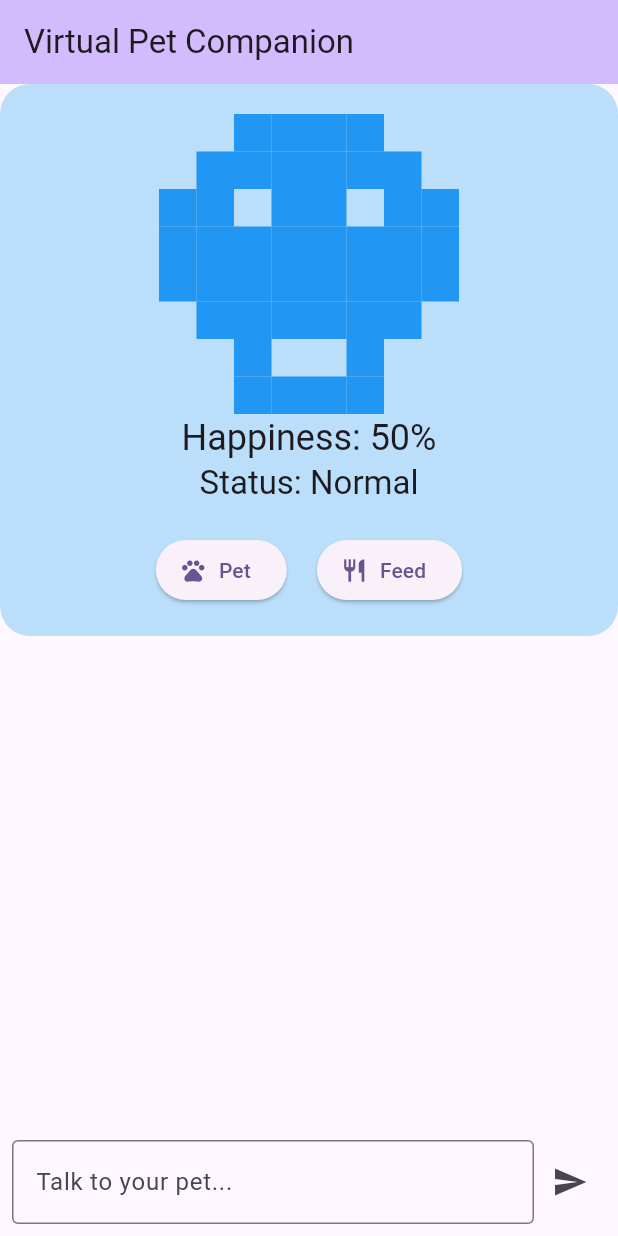
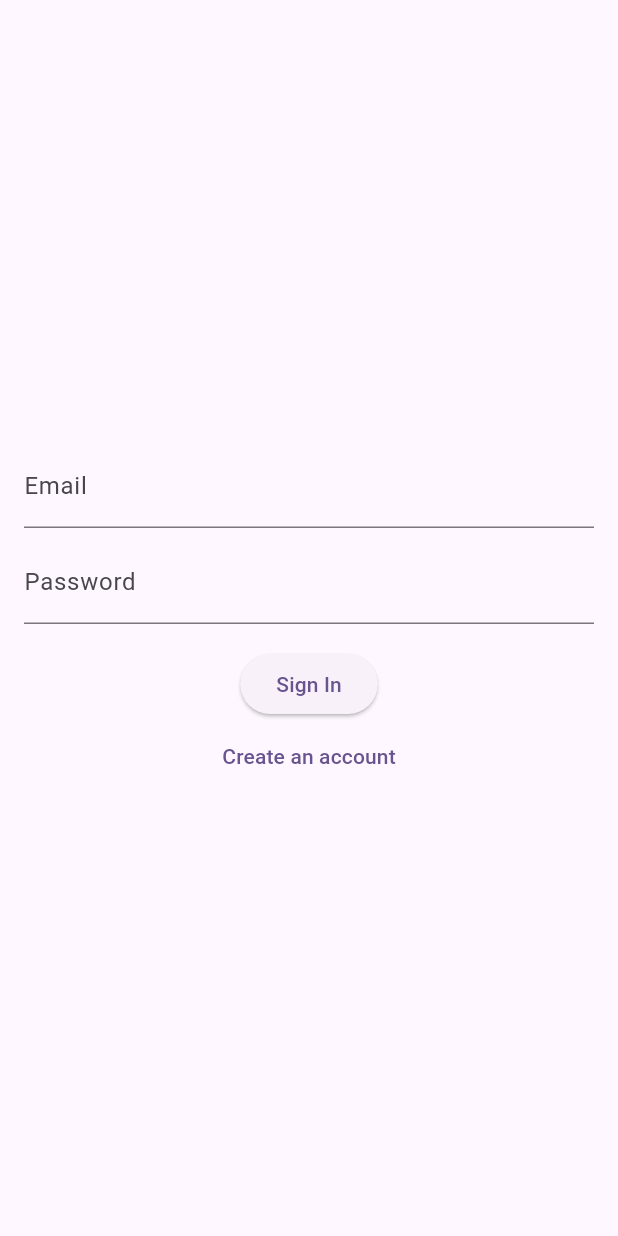
Before and after one commit to Weiyi0206/flutter-pet-project, a Flutter app: the screen it shows after launch, on a phone screen of 412 x 824 dp. Run offline on Flutter 3.47's test engine with Material 3 defaults, Android fonts, the phone set to English and light mode, and no system bars; our stand-ins replace chat_bubbles, firebase_auth, firebase_core, google_generative_ai; accounts and stored records are empty.

Commit message:
connect firebase auth

```diff
--- a/lib/main.dart
+++ b/lib/main.dart
@@ -1,10 +1,16 @@
+import 'package:firebase_core/firebase_core.dart';
 import 'package:flutter/material.dart';
+import 'package:firebase_auth/firebase_auth.dart';
+import 'screens/login_screen.dart';
+import 'screens/register_screen.dart';
 import 'dart:math';
 import 'package:chat_bubbles/chat_bubbles.dart';
 import 'services/gemini_service.dart';
 import 'package:logging/logging.dart';
 
-void main() {
+void main() async {
+  WidgetsFlutterBinding.ensureInitialized();
+  await Firebase.initializeApp();
   // Initialize logging
   Logger.root.level = Level.ALL;
   Logger.root.onRecord.listen((record) {
@@ -26,12 +32,46 @@ class MyApp extends StatelessWidget {
   @override
   Widget build(BuildContext context) {
     return MaterialApp(
-      title: 'Flutter Demo',
+      title: 'Virtual Pet Companion',
       theme: ThemeData(
         colorScheme: ColorScheme.fromSeed(seedColor: Colors.deepPurple),
       ),
-      home: const MyHomePage(title: 'Virtual Pet Companion'),
+      home: StreamBuilder<User?>(
+        stream: FirebaseAuth.instance.authStateChanges(),
+        builder: (context, snapshot) {
+          if (snapshot.hasData) {
+            return const MyHomePage(title: 'Virtual Pet Companion');
+          }
+          return const AuthWrapper();
+        },
+      ),
     );
+  }
+}
+
+class AuthWrapper extends StatefulWidget {
+  const AuthWrapper({super.key});
+
+  @override
+  State<AuthWrapper> createState() => _AuthWrapperState();
+}
+
+class _AuthWrapperState extends State<AuthWrapper> {
+  bool showLogin = true;
+
+  void toggleView() {
+    setState(() {
+      showLogin = !showLogin;
+    });
+  }
+
+  @override
+  Widget build(BuildContext context) {
+    if (showLogin) {
+      return LoginScreen(onRegisterPress: toggleView);
+    } else {
+      return RegisterScreen(onLoginPress: toggleView);
+    }
   }
 }
 
--- /dev/null
+++ b/lib/screens/login_screen.dart
@@ -0,0 +1,63 @@
+import 'package:flutter/material.dart';
+import '../services/auth_service.dart';
+
+class LoginScreen extends StatefulWidget {
+  final VoidCallback onRegisterPress;
+  const LoginScreen({super.key, required this.onRegisterPress});
+
+  @override
+  State<LoginScreen> createState() => _LoginScreenState();
+}
+
+class _LoginScreenState extends State<LoginScreen> {
+  final _emailController = TextEditingController();
+  final _passwordController = TextEditingController();
+  final _authService = AuthService();
+
+  Future<void> _signIn() async {
+    try {
+      await _authService.signInWithEmailAndPassword(
+        _emailController.text,
+        _passwordController.text,
+      );
+    } catch (e) {
+      ScaffoldMessenger.of(context).showSnackBar(
+        SnackBar(content: Text(e.toString())),
+      );
+    }
+  }
+
+  @override
+  Widget build(BuildContext context) {
+    return Scaffold(
+      body: Padding(
+        padding: const EdgeInsets.all(16.0),
+        child: Column(
+          mainAxisAlignment: MainAxisAlignment.center,
+          children: [
+            TextField(
+              controller: _emailController,
+              decoration: const InputDecoration(labelText: 'Email'),
+              keyboardType: TextInputType.emailAddress,
+            ),
+            const SizedBox(height: 8),
+            TextField(
+              controller: _passwordController,
+              decoration: const InputDecoration(labelText: 'Password'),
+              obscureText: true,
+            ),
+            const SizedBox(height: 16),
+            ElevatedButton(
+              onPressed: _signIn,
+              child: const Text('Sign In'),
+            ),
+            TextButton(
+              onPressed: widget.onRegisterPress,
+              child: const Text('Create an account'),
+            ),
+          ],
+        ),
+      ),
+    );
+  }
+}
--- /dev/null
+++ b/lib/services/auth_service.dart
@@ -0,0 +1,37 @@
+import 'package:firebase_auth/firebase_auth.dart';
+
+class AuthService {
+  final FirebaseAuth _auth = FirebaseAuth.instance;
+
+  // Auth state changes stream
+  Stream<User?> get authStateChanges => _auth.authStateChanges();
+
+  // Sign in with email and password
+  Future<UserCredential> signInWithEmailAndPassword(String email, String password) async {
+    try {
+      return await _auth.signInWithEmailAndPassword(
+        email: email,
+        password: password,
+      );
+    } catch (e) {
+      rethrow;
+    }
+  }
+
+  // Register with email and password
+  Future<UserCredential> registerWithEmailAndPassword(String email, String password) async {
+    try {
+      return await _auth.createUserWithEmailAndPassword(
+        email: email,
+        password: password,
+      );
+    } catch (e) {
+      rethrow;
+    }
+  }
+
+  // Sign out
+  Future<void> signOut() async {
+    await _auth.signOut();
+  }
+}
--- a/pubspec.yaml
+++ b/pubspec.yaml
@@ -35,6 +35,8 @@ dependencies:
   http: ^1.2.0
   chat_bubbles: ^1.5.0
   logging: ^1.2.0
+  firebase_auth: ^4.15.3
+  firebase_core: ^2.24.2
 
 dev_dependencies:
   flutter_test:
```
Also changed, not shown: lib/screens/register_screen.dart (added, +77 -0 lines), pubspec.lock, 9 other files.
